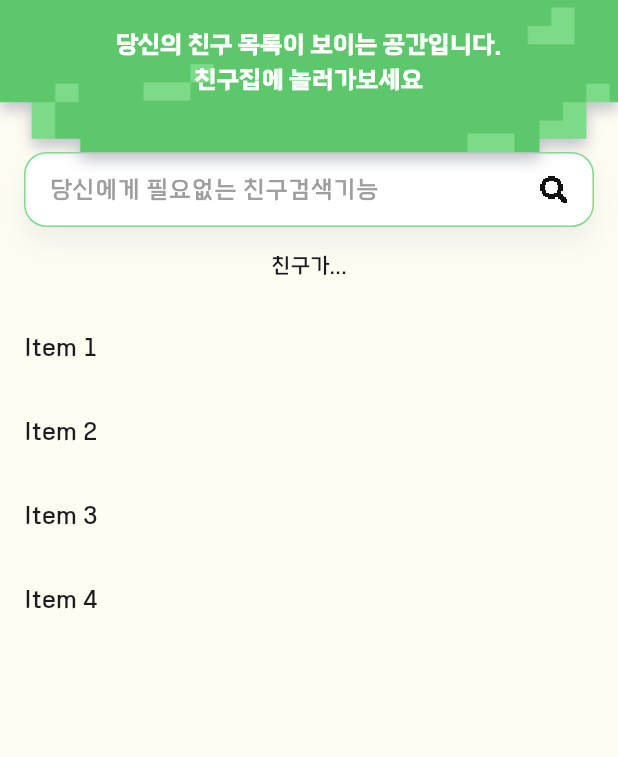
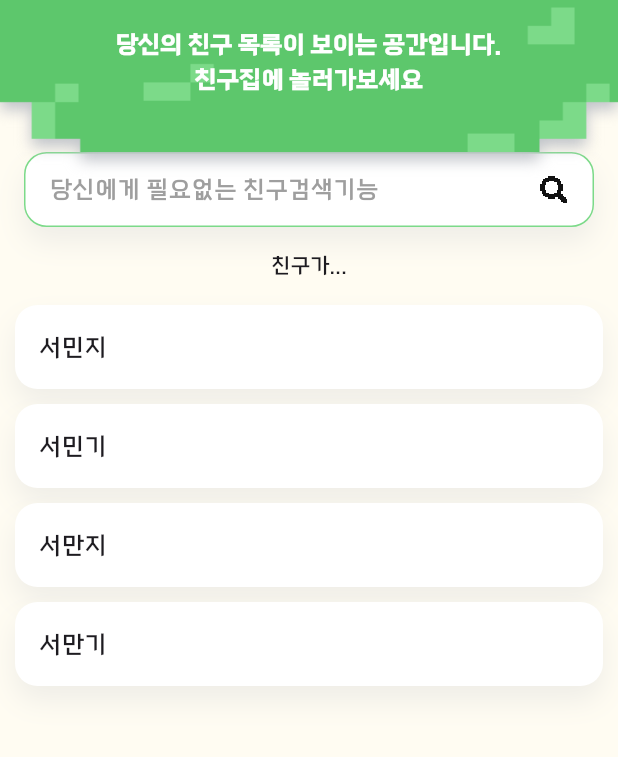
Before and after one commit to pado7sea/Gaenari, a Flutter app: the MatePage screen opened directly, on a phone screen of 412 x 824 dp, the part 133-890 px from its top. Run offline on Flutter 3.47's test engine with Material 3 defaults, Android fonts, the phone set to English and light mode, and no system bars; missing offline and left inert: draggable_bottom_sheet.

Commit message:
:sparkles: feat : mate페이지 제작

```diff
--- a/frontend/lib/screens/mate/mate.dart
+++ b/frontend/lib/screens/mate/mate_screen.dart
@@ -1,5 +1,6 @@
 import 'package:flutter/material.dart';
 import 'package:forsythia/screens/mate/search.dart';
+import 'package:forsythia/widgets/box.dart';
 import 'package:forsythia/widgets/largeAppBar.dart';
 
 class MatePage extends StatefulWidget {
@@ -16,10 +17,10 @@ class ListItem {
 
 class _MatePageState extends State<MatePage> {
   final List<ListItem> _dataList = [
-    ListItem('Item 1'),
-    ListItem('Item 2'),
-    ListItem('Item 3'),
-    ListItem('Item 4'),
+    ListItem('서민지'),
+    ListItem('서민기'),
+    ListItem('서만지'),
+    ListItem('서만기'),
   ];
 
   @override
@@ -55,13 +56,19 @@ class _MatePageState extends State<MatePage> {
                       });
                     },
                     background: Container(
-                      color: Colors.red,
+                      margin: EdgeInsets.fromLTRB(10, 0, 10, 10),
+                      decoration: myBoxDecoration,
+                      // color: Colors.red,
                       alignment: Alignment.centerRight,
                       padding: EdgeInsets.only(right: 20.0),
                       child: Icon(Icons.delete),
                     ),
-                    child: ListTile(
-                      title: Text(_dataList[index].title),
+                    child: Container(
+                      decoration: myBoxDecoration,
+                      margin: EdgeInsets.fromLTRB(10, 0, 10, 10),
+                      child: ListTile(
+                        title: Text(_dataList[index].title),
+                      ),
                     ),
                   );
                 },
```
Also changed, not shown: frontend/lib/screens/dashboard/dashboard_screen.dart (+37 -53 lines), frontend/lib/widgets/SlidePageRoute.dart (added, +30 -0 lines).
